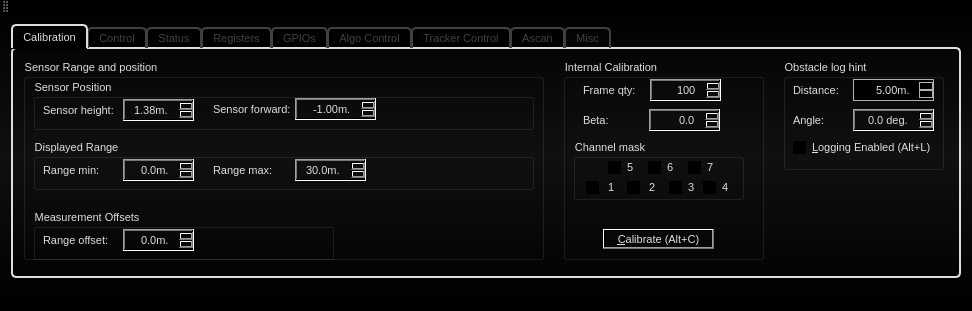
Before: the Qt Designer form src/AWLQtDemo/awlqtdemo.ui in samanwaya-jena/EVAL-ADAL6110-16-GUI, drawn with Qt 5.
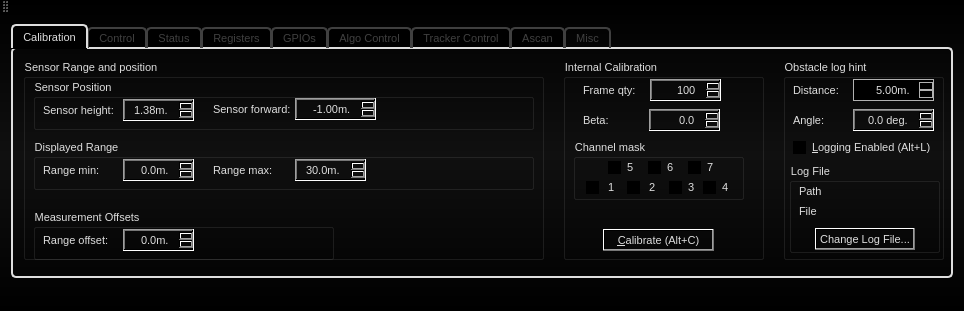
After: the same form once the commit is applied. The open tabs and pages were chosen to show the change. Icons and pictures are not drawn.

Commit message:
Select Path on Distance Logs
Interface reviewed to allow the editing of paths for the distance logs.
Changed DebugPrintf to support paths.
Corrected the auto update of FPGA and ADC registers.

Diff of the .ui file:
```diff
--- a/src/AWLQtDemo/awlqtdemo.ui
+++ b/src/AWLQtDemo/awlqtdemo.ui
@@ -9,7 +9,7 @@
    <rect>
     <x>0</x>
     <y>0</y>
-    <width>972</width>
+    <width>964</width>
     <height>311</height>
    </rect>
   </property>
@@ -1509,7 +1509,7 @@
              <x>40</x>
              <y>170</y>
              <width>111</width>
-             <height>20</height>
+             <height>22</height>
             </rect>
            </property>
            <property name="styleSheet">
@@ -1862,7 +1862,7 @@
             <x>770</x>
             <y>10</y>
             <width>161</width>
-            <height>111</height>
+            <height>201</height>
            </rect>
           </property>
           <property name="styleSheet">
@@ -2570,6 +2570,85 @@
             <bool>false</bool>
            </property>
           </widget>
+          <widget class="QGroupBox" name="logFileGroupBox">
+           <property name="geometry">
+            <rect>
+             <x>6</x>
+             <y>104</y>
+             <width>151</width>
+             <height>90</height>
+            </rect>
+           </property>
+           <property name="styleSheet">
+            <string notr="true"/>
+           </property>
+           <property name="title">
+            <string>Log File</string>
+           </property>
+           <property name="flat">
+            <bool>true</bool>
+           </property>
+           <property name="checkable">
+            <bool>false</bool>
+           </property>
+           <widget class="QPushButton" name="logFileSelectButton">
+            <property name="geometry">
+             <rect>
+              <x>26</x>
+              <y>65</y>
+              <width>100</width>
+              <height>22</height>
+             </rect>
+            </property>
+            <property name="focusPolicy">
+             <enum>Qt::StrongFocus</enum>
+            </property>
+            <property name="text">
+             <string>Change Log File...</string>
+            </property>
+            <property name="checkable">
+             <bool>true</bool>
+            </property>
+           </widget>
+           <widget class="QLabel" name="logFilePathLabel">
+            <property name="geometry">
+             <rect>
+              <x>10</x>
+              <y>18</y>
+              <width>131</width>
+              <height>20</height>
+             </rect>
+            </property>
+            <property name="frameShape">
+             <enum>QFrame::NoFrame</enum>
+            </property>
+            <property name="text">
+             <string>Path</string>
+            </property>
+           </widget>
+           <widget class="QLabel" name="logFileNameLabel">
+            <property name="geometry">
+             <rect>
+              <x>10</x>
+              <y>38</y>
+              <width>131</width>
+              <height>20</height>
+             </rect>
+            </property>
+            <property name="frameShape">
+             <enum>QFrame::NoFrame</enum>
+            </property>
+            <property name="text">
+             <string>File</string>
+            </property>
+           </widget>
+          </widget>
+          <zorder>logFileGroupBox</zorder>
+          <zorder>targetHintAngleLabel</zorder>
+          <zorder>targetHintAngleSpinBox</zorder>
+          <zorder>targetHintDistanceLabel</zorder>
+          <zorder>targetHintDistanceSpinBox</zorder>
+          <zorder>distanceLogFileCheckbox</zorder>
          </widget>
         </widget>
         <widget class="QWidget" name="controlTab">
```
Left out of the diff: 117 changed lines with no effect on the pictures. The commit also changes 6 other files.
